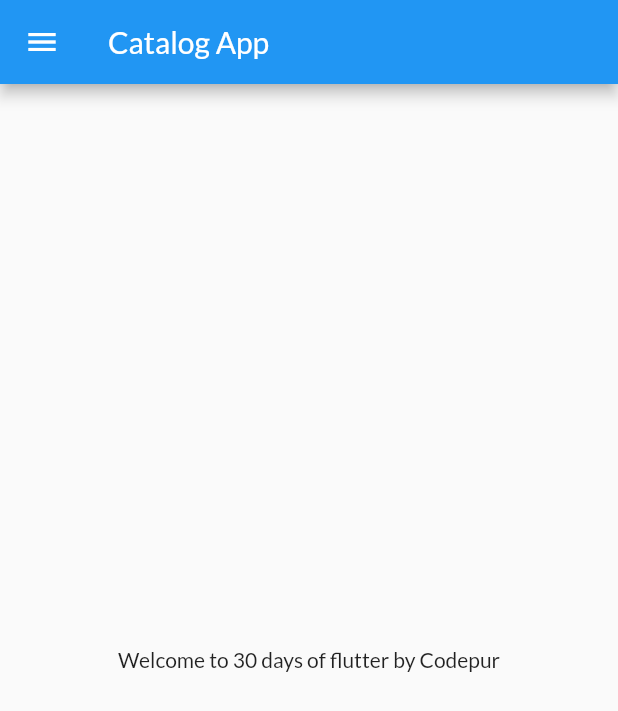
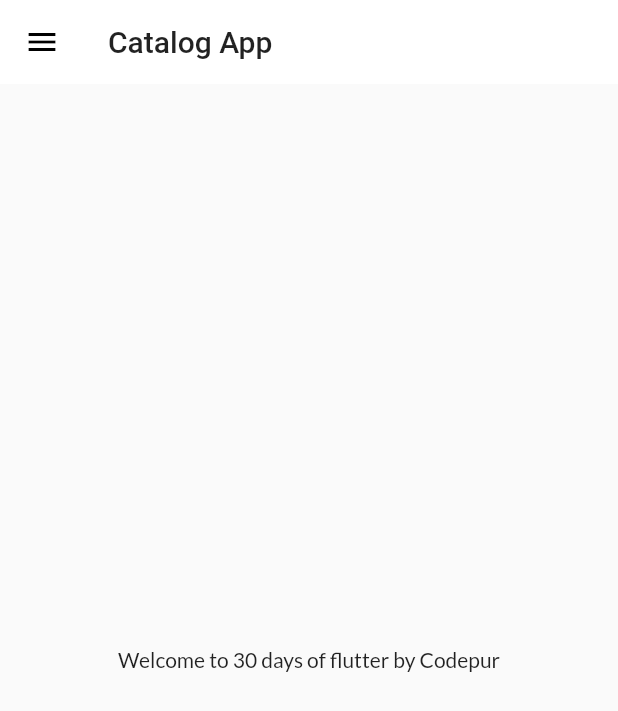
Before and after one commit to Nitinjiwnani/catalog_app, a Flutter app: the screen it shows after launch, on a phone screen of 412 x 824 dp. Shown: the top 711 px of the screen. Run offline on Flutter 3.47's test engine with Material 2 defaults, Android fonts, the phone set to English and light mode, and no system bars; our stand-ins replace google_fonts.

Commit message:
Theme extracted

```diff
--- a/lib/main.dart
+++ b/lib/main.dart
@@ -1,6 +1,7 @@
 import 'package:flutter/material.dart';
 import 'package:flutter_catalog/pages/login_page.dart';
 import 'package:flutter_catalog/utils/routes.dart';
+import 'package:flutter_catalog/widgets/themes.dart';
 import 'package:google_fonts/google_fonts.dart';
 
 import 'pages/home_page.dart';
@@ -10,20 +11,16 @@ void main(List<String> args) {
 }
 
 class MyApp extends StatelessWidget {
+  get darkTheme => null;
+
   @override
   Widget build(BuildContext context) {
 
     return MaterialApp(
       themeMode: ThemeMode.light,
-      theme: ThemeData(
-        primarySwatch: Colors.blue,
-        fontFamily: GoogleFonts.lato().fontFamily,
-        primaryTextTheme: GoogleFonts.latoTextTheme()
-      ),
+      theme: MyTheme.lightTheme(context),
+      darkTheme: MyTheme.darkTheme(context),
       debugShowCheckedModeBanner: false,
-      darkTheme: ThemeData(
-        brightness: Brightness.dark,
-        ),
         initialRoute: MyRoutes.homeRoute,
         routes: {
           "/" : ((context) => LoginPage()), //either this or add home: HomePage(), b/w 13 & 14
--- /dev/null
+++ b/lib/widgets/themes.dart
@@ -0,0 +1,19 @@
+import 'package:flutter/material.dart';
+import 'package:google_fonts/google_fonts.dart';
+
+class MyTheme{
+  static ThemeData lightTheme(BuildContext context) => ThemeData(
+        primarySwatch: Colors.blue,
+        fontFamily: GoogleFonts.lato().fontFamily,
+        primaryTextTheme: GoogleFonts.latoTextTheme(),
+        appBarTheme: AppBarTheme(
+          color: Colors.white,
+          elevation: 0.0,
+          iconTheme: IconThemeData(color: Colors.black), toolbarTextStyle: Theme.of(context).textTheme.bodyText2, titleTextStyle: Theme.of(context).textTheme.headline6,
+        )
+      );
+
+  static ThemeData darkTheme(BuildContext context) => ThemeData(
+        brightness: Brightness.dark,
+      );
+}
```
